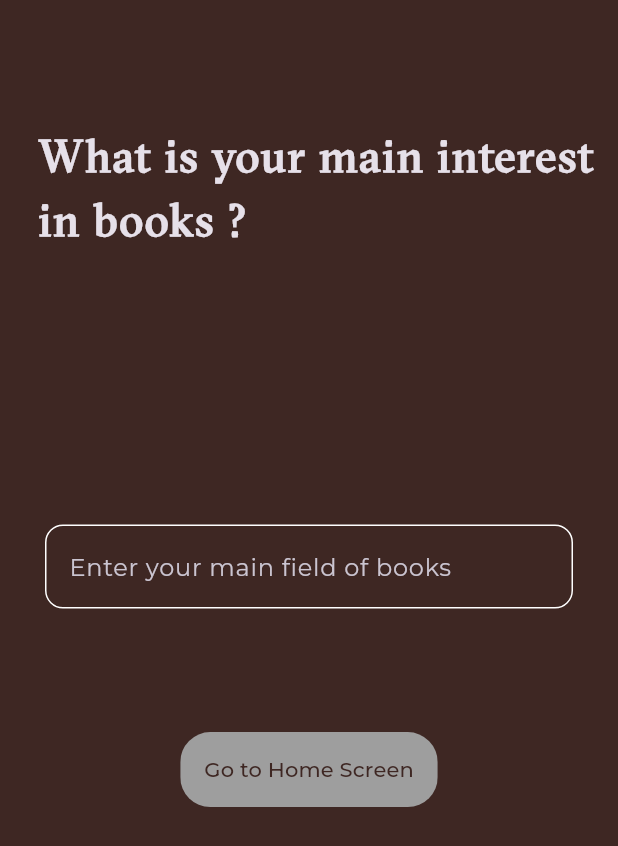
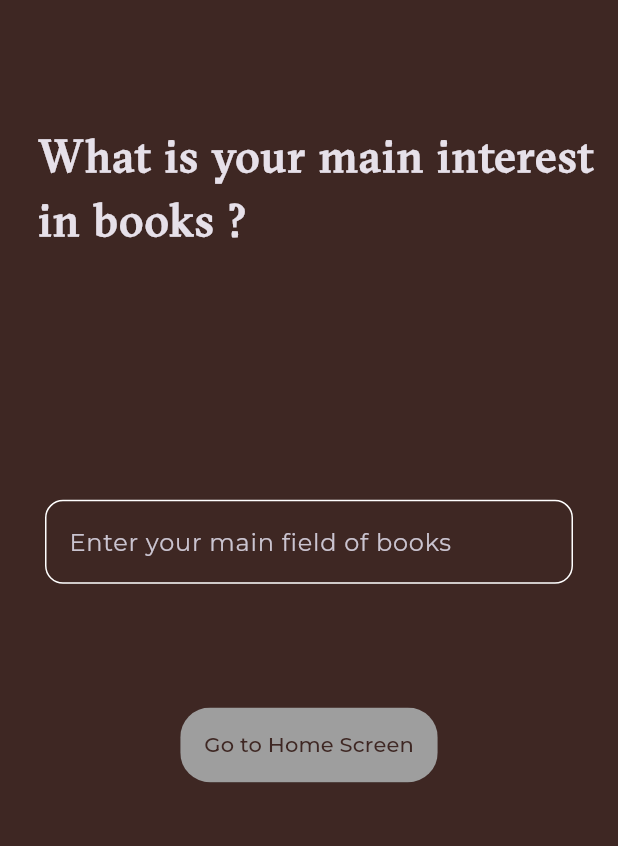
Before and after one commit to SaifSamir1/clean_arch_bookly_app, a Flutter app: the screen it shows after launch, on a phone screen of 412 x 824 dp. Shown: the top 846 px of the screen. Run offline on Flutter 3.47's test engine with Material 3 defaults, Android fonts, the phone set to English and light mode, and no system bars; our stand-ins replace bloc, cached_network_image, dartz, dio, flutter_bloc, font_awesome_flutter and 6 more; accounts and stored records are empty.

Commit message:
the last commit

```diff
--- a/lib/Features/Splash/presentation/views/widgets/custom_bottom.dart
+++ b/lib/Features/Splash/presentation/views/widgets/custom_bottom.dart
@@ -6,7 +6,6 @@
 import 'package:bookly/Features/Splash/presentation/views/widgets/custom_text_form_field.dart';
 import 'package:flutter/material.dart';
 import 'package:go_router/go_router.dart';
-
 import '../../../../../constants.dart';
 import '../../../../../core/utils/app_router.dart';
 import '../../../../../core/utils/functions/build_future_delay.dart';
@@ -56,7 +55,7 @@ class CustomBottom extends StatelessWidget {
         // Use a custom AlertDialog widget
         return CustomAlertDialog(
           title: '',
-          content: 'Please Enter your main books',
+          content: 'Please Enter your main books\'s name',
           nameOfPositiveButton: 'Ok',
           nameOfNegativeButton: 'Cancel',
           onPositiveButtonPressed: () {
@@ -70,5 +69,4 @@ class CustomBottom extends StatelessWidget {
       },
     );
   }
-
 }
--- a/lib/Features/Splash/presentation/views/widgets/main_book_selection_screen_body.dart
+++ b/lib/Features/Splash/presentation/views/widgets/main_book_selection_screen_body.dart
@@ -26,7 +26,7 @@ class MainBookSelectionScreenBody extends StatelessWidget {
             ),
           ),
           SizedBox(
-            height: MediaQuery.of(context).size.height * .22,
+            height: MediaQuery.of(context).size.height * .2,
           ),
           const Padding(
             padding: EdgeInsets.symmetric(horizontal: 30),
--- a/lib/Features/home/presentation/views/widgets/book_details_view_body.dart
+++ b/lib/Features/home/presentation/views/widgets/book_details_view_body.dart
@@ -14,6 +14,7 @@ class BookDetailsViewBody extends StatelessWidget {
   @override
   Widget build(BuildContext context) {
     return  CustomScrollView(
+      physics: const BouncingScrollPhysics(),
       slivers: [
         SliverFillRemaining(
           hasScrollBody: false,
--- a/lib/Features/home/presentation/views/widgets/books_action.dart
+++ b/lib/Features/home/presentation/views/widgets/books_action.dart
@@ -54,7 +54,7 @@ class BooksAction extends StatelessWidget {
       return 'Not Available';
     }
     else {
-      return 'preview';
+      return 'Reed Now';
     }
   }
 }
--- a/lib/Features/home/presentation/views/widgets/books_details_sectioni.dart
+++ b/lib/Features/home/presentation/views/widgets/books_details_sectioni.dart
@@ -14,7 +14,6 @@ class BookDetailsSection extends StatelessWidget {
   @override
   Widget build(BuildContext context) {
     var width = MediaQuery.of(context).size.width;
-
     return Column(
       children: [
         Padding(
--- a/lib/Features/home/presentation/views/widgets/popup_menu_button.dart
+++ b/lib/Features/home/presentation/views/widgets/popup_menu_button.dart
@@ -6,7 +6,6 @@ import 'package:bookly/core/utils/app_router.dart';
 import 'package:bookly/core/utils/functions/delete_box_from_hive.dart';
 import 'package:flutter/material.dart';
 import 'package:go_router/go_router.dart';
-
 import '../../../../../constants.dart';
 import '../../../../../core/utils/functions/hive_service.dart';
 import '../../../../../core/utils/styles.dart';
--- a/lib/main.dart
+++ b/lib/main.dart
@@ -6,7 +6,6 @@ import 'package:flutter/services.dart';
 import 'package:flutter_bloc/flutter_bloc.dart';
 import 'package:google_fonts/google_fonts.dart';
 import 'package:hive_flutter/hive_flutter.dart';
-import 'Features/Splash/presentation/views/widgets/custom_text_form_field.dart';
 import 'core/utils/functions/open_boxes_in_hive.dart';
 import 'core/utils/functions/selecting_next_screen.dart';
 import 'core/utils/functions/setup_service_locator.dart';
@@ -18,8 +17,6 @@ void main() async {
   Bloc.observer = MyBlocObserver();
   await openBoxesInHive();
   selectingNextScreen();
-  print(mainBooksController.text);
-  print(mainBooks);
   runApp(const Bookly());
 }
 
```
